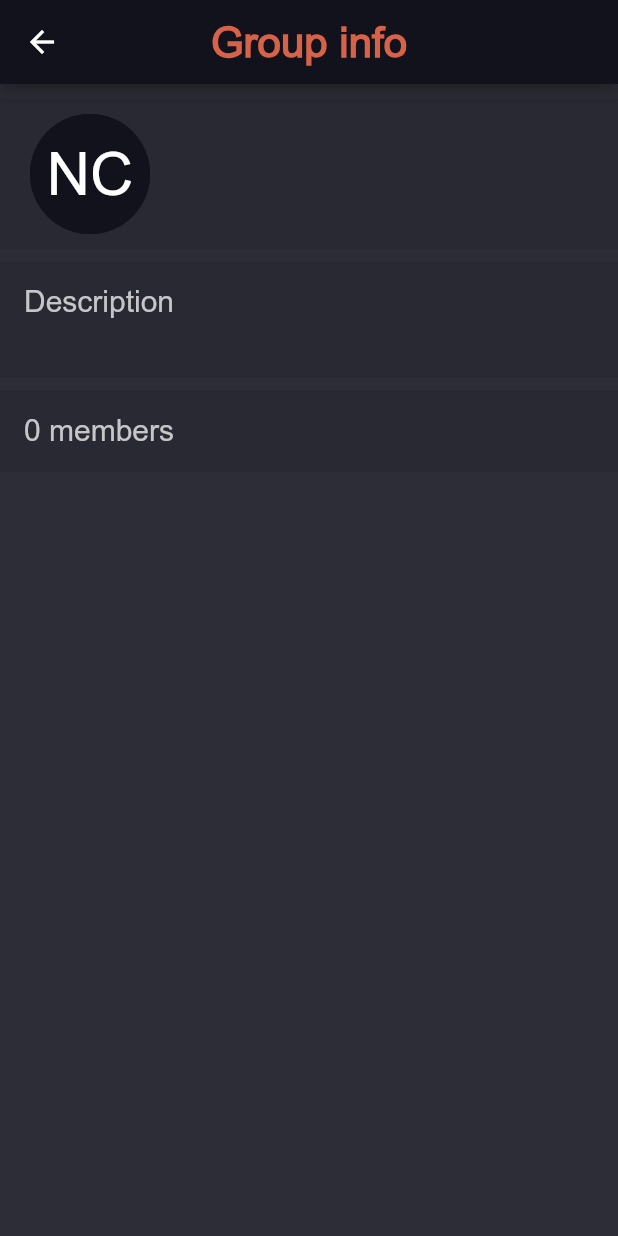
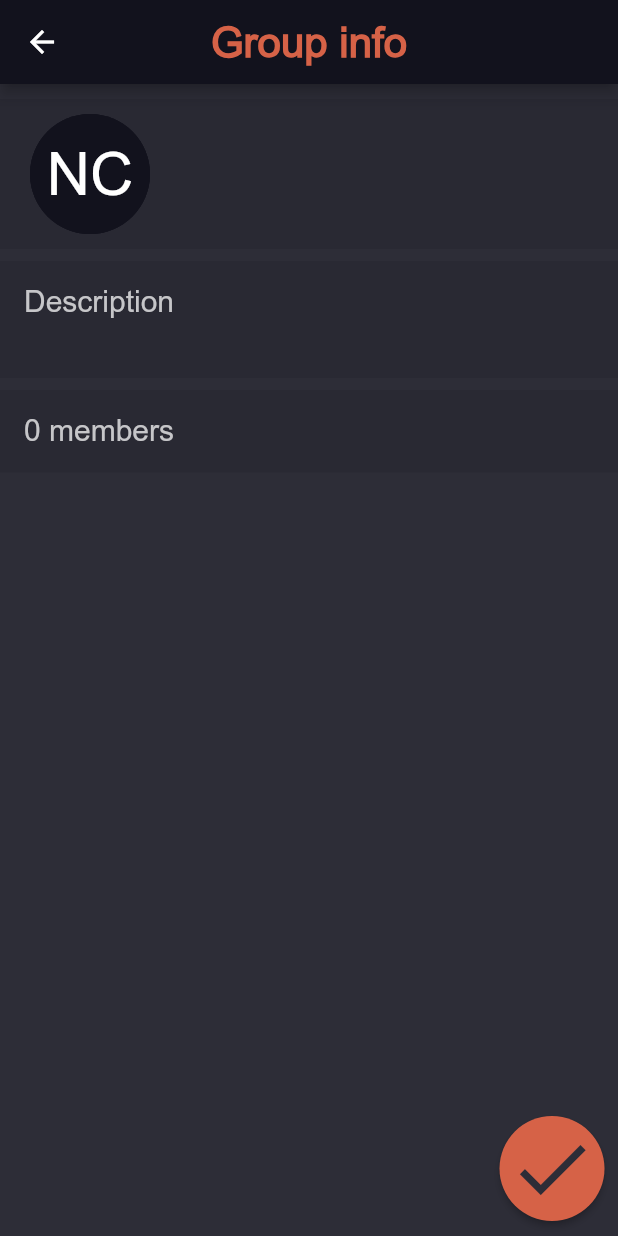
Before and after one commit to TrueChat/Mobile, a Flutter app: the EditGroupPage screen opened directly with empty values, on a phone screen of 412 x 824 dp. Run offline on Flutter 3.47's test engine with Material 2 defaults, Android fonts, the phone set to English and light mode, and no system bars; drawn by our look-alikes of circular_profile_avatar; our stand-ins replace bloc, equatable, flutter_bloc, flutter_secure_storage, rxdart, shared_preferences; accounts and stored records are empty; network calls fail; statements that could not run were skipped.

```diff
--- a/lib/widgets/pages/edit_group_page.dart
+++ b/lib/widgets/pages/edit_group_page.dart
@@ -28,9 +28,6 @@ class _EditGroupPageState extends State<EditGroupPage> {
     super.initState();
     _chatNameController.text = widget.chat.name;
     _chatDescriptionController.text = widget.chat.description;
-    _checkYourChat().then((result) {
-      _isYourChat = result;
-    });
   }
 
   Future<bool> _checkYourChat() async {
@@ -57,52 +54,16 @@ class _EditGroupPageState extends State<EditGroupPage> {
     );
   }
 
-  final InputDecoration _textFieldDecoration = InputDecoration(
-      enabledBorder: UnderlineInputBorder(
-          borderSide: BorderSide(color: constants.accentColor, width: 2.0)),
-      focusedBorder: UnderlineInputBorder(
-          borderSide: BorderSide(color: constants.accentColor, width: 2.0)));
-
-  Widget _chatTitle() => _isYourChat
-      ? Expanded(
-          child: TextField(
-            controller: _chatNameController,
-            style:
-                Theme.of(context).textTheme.body1.copyWith(color: Colors.white),
-            decoration: _textFieldDecoration,
-            maxLines: 2,
-            minLines: 1,
-          ),
-        )
-      : Flexible(
-          child: Text(
-            widget.chat.name,
-            maxLines: 3,
-            style:
-                Theme.of(context).textTheme.body1.copyWith(color: Colors.white),
-          ),
-        );
-
-  Widget _chatDescription() => _isYourChat
-      ? TextField(
-          controller: _chatDescriptionController,
-          style: Theme.of(context).textTheme.body1.copyWith(
-                color: Colors.white,
-              ),
-          minLines: 1,
-          maxLines: 4,
-        )
-      : Text(
-          widget.chat.description,
-          maxLines: 5,
-          overflow: TextOverflow.ellipsis,
-          style:
-              Theme.of(context).textTheme.body1.copyWith(color: Colors.white),
-        );
-
   Widget _body() {
-    return SingleChildScrollView(
-      child: Padding(
+    return Stack(
+      children: <Widget>[
+        SingleChildScrollView(
+          child: FutureBuilder<bool>(
+            future: _checkYourChat(),
+            builder: (context, snapshot) {
+              if(snapshot.hasData){
+                _isYourChat = snapshot.data;
+                return Padding(
                   padding: const EdgeInsets.only(top: 10.0),
                   child: Column(
                     children: <Widget>[
@@ -170,7 +131,7 @@ class _EditGroupPageState extends State<EditGroupPage> {
                                 onTap: () => constants.goToPage(
                                   context,
                                   AddMembersPage(
-                          chatId: widget.chat.id,
+                                    chat: widget.chat,
                                   ),
                                 ),
                               ),
@@ -193,9 +154,80 @@ class _EditGroupPageState extends State<EditGroupPage> {
                       )
                     ],
                   ),
+                );
+              }
+              return const Center(child: CircularProgressIndicator(),);
+            }
+          ),
+        ),
+        Align(
+          alignment: Alignment.bottomRight,
+          child: Padding(
+            padding: const EdgeInsets.only(bottom: 10.0),
+            child: RawMaterialButton(
+              onPressed: _submitPressed,
+              child: Icon(
+                Icons.done,
+                color: Theme.of(context).backgroundColor,
+                size: 60.0,
+              ),
+              shape: CircleBorder(),
+              elevation: 2.0,
+              fillColor: constants.accentColor,
+              padding: const EdgeInsets.all(5.0),
+            ),
+          ),
+        ),
+      ],
+    );
+  }
+
+  void _submitPressed(){
+
+  }
+
+  final InputDecoration _textFieldDecoration = InputDecoration(
+      enabledBorder: UnderlineInputBorder(
+          borderSide: BorderSide(color: constants.accentColor, width: 2.0)),
+      focusedBorder: UnderlineInputBorder(
+          borderSide: BorderSide(color: constants.accentColor, width: 2.0)));
+
+  Widget _chatTitle() => _isYourChat
+      ? Expanded(
+    child: TextField(
+      controller: _chatNameController,
+      style:
+      Theme.of(context).textTheme.body1.copyWith(color: Colors.white),
+      decoration: _textFieldDecoration,
+      maxLines: 2,
+      minLines: 1,
+    ),
+  )
+      : Flexible(
+    child: Text(
+      widget.chat.name,
+      maxLines: 3,
+      style:
+      Theme.of(context).textTheme.body1.copyWith(color: Colors.white),
     ),
   );
-  }
+
+  Widget _chatDescription() => _isYourChat
+      ? TextField(
+    controller: _chatDescriptionController,
+    style: Theme.of(context).textTheme.body1.copyWith(
+      color: Colors.white,
+    ),
+    minLines: 1,
+    maxLines: 4,
+  )
+      : Text(
+    widget.chat.description,
+    maxLines: 5,
+    overflow: TextOverflow.ellipsis,
+    style:
+    Theme.of(context).textTheme.body1.copyWith(color: Colors.white),
+  );
 
   Widget _memberItem(int index) {
     final user = widget.chat.users[index];
--- a/lib/widgets/pages/home_page.dart
+++ b/lib/widgets/pages/home_page.dart
@@ -150,10 +150,10 @@ class _HomePageState extends State<HomePage> {
         child: Row(
           children: <Widget>[
             CircularProfileAvatar(
-              'NS',
+              '',
               radius: 40.0,
               initialsText: Text(
-                'NS',
+                'NC',
                 style: TextStyle(fontSize: 30, color: Colors.white),
               ),
               backgroundColor: constants.appBarColor,
```
Also changed, not shown: lib/api/api.dart (+69 -4 lines), lib/api/responses/create_chat_response.dart (added, +15 -0 lines), lib/widgets/pages/add_members_page.dart (+83 -22 lines), lib/widgets/pages/create_group_page.dart (+71 -15 lines). Lines whose indentation alone changed are shown as unchanged.
